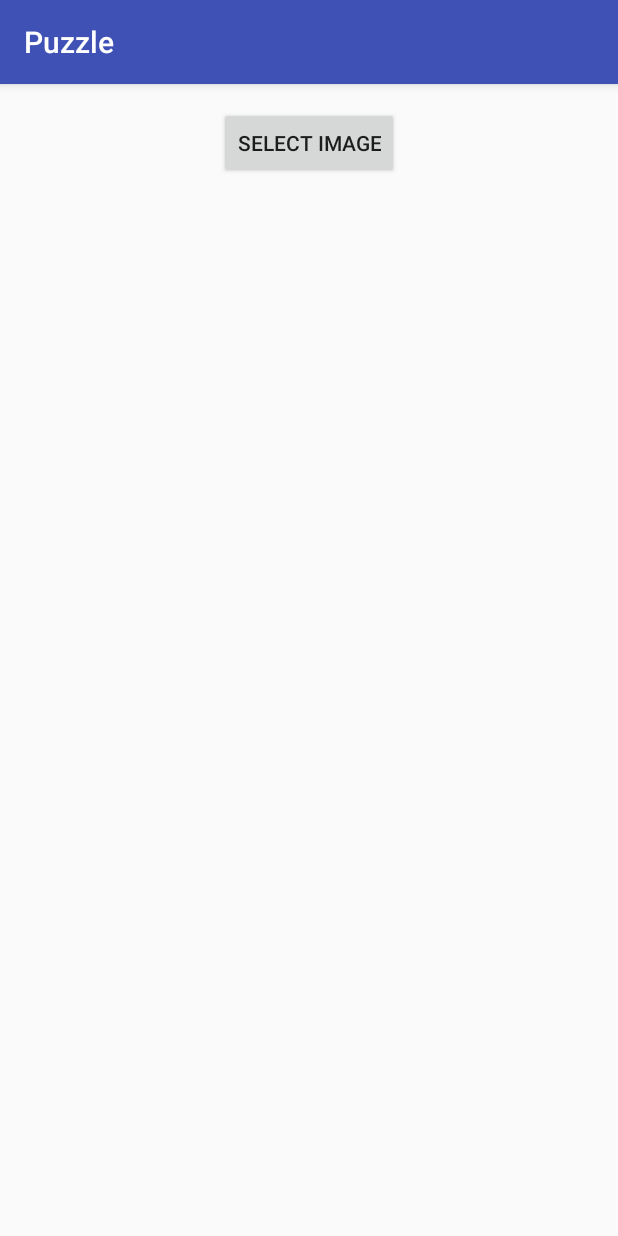
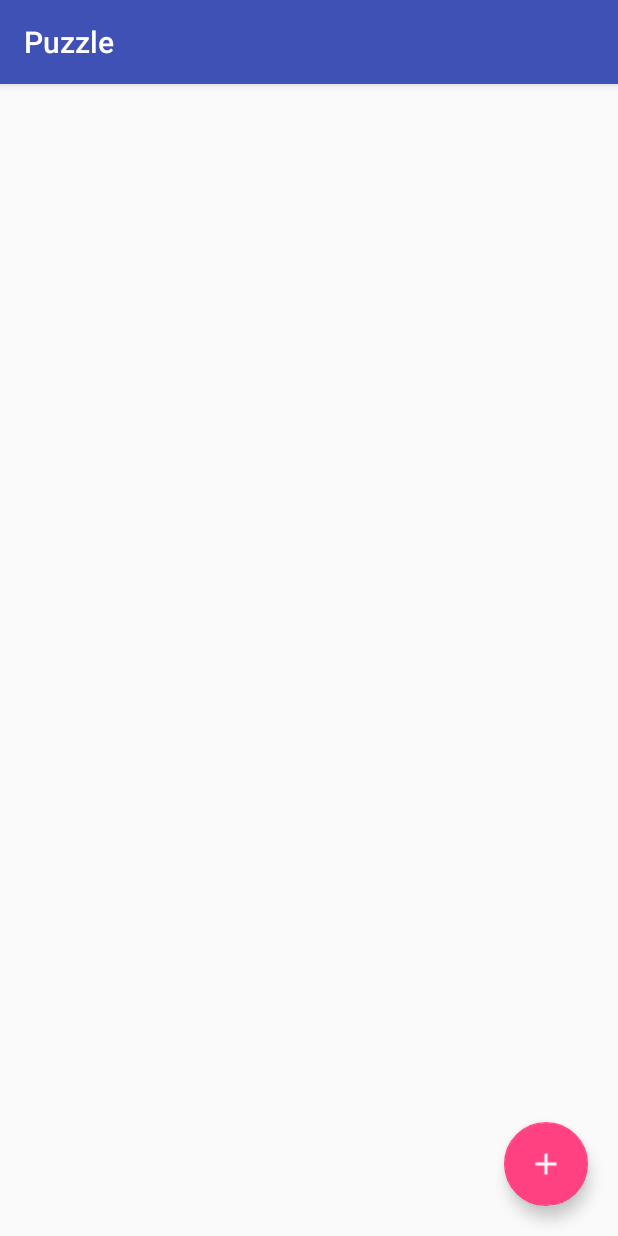
Before and after one commit to mahsumdemir/Puzzler, an Android app: the fragment PickImageFragment shown on its own in the app's theme, on a phone screen of 412 x 824 dp. Run offline under Robolectric (Android 15) with nearby library versions, the phone set to English and light mode, and no system bars; our stand-ins replace RxJava; libraries missing offline, so code that uses them is left out: com.yalantis.ucrop.

Commit message:
Add Floating Action Button to the PickImageFragment instead of Button.

```diff
--- a/app/src/main/java/com/mahsum/puzzle/loadImage/PickImageActivity.java
+++ b/app/src/main/java/com/mahsum/puzzle/loadImage/PickImageActivity.java
@@ -8,14 +8,15 @@ import android.content.pm.PackageManager;
 import android.net.Uri;
 import android.os.Bundle;
 import android.support.v4.app.ActivityCompat;
+
 import com.mahsum.puzzle.R;
 import com.mahsum.puzzle.ui.PermissionFragment;
 import com.mahsum.puzzle.ui.PuzzlePropertiesDialog;
 import com.yalantis.ucrop.UCrop;
 
+
 public class PickImageActivity extends Activity implements PermissionFragment.PermissionCallbacks{
 
-  private static final int PICK_PHOTO = 1;
   private static final String[] NEEDED_PERMISSIONS = new String[]{permission.WRITE_EXTERNAL_STORAGE,
       permission.READ_EXTERNAL_STORAGE};
 
@@ -49,6 +50,7 @@ public class PickImageActivity extends Activity implements PermissionFragment.Pe
 
   @Override
   protected void onActivityResult(int requestCode, int resultCode, Intent data) {
+    //Handle Image Cropping Library Response
     if (resultCode == RESULT_OK && requestCode == UCrop.REQUEST_CROP) {
       final Uri resultUri = UCrop.getOutput(data);
       PuzzlePropertiesDialog dialog = new PuzzlePropertiesDialog();
--- a/app/src/main/java/com/mahsum/puzzle/loadImage/PickImageFragment.java
+++ b/app/src/main/java/com/mahsum/puzzle/loadImage/PickImageFragment.java
@@ -6,6 +6,7 @@ import android.content.Intent;
 import android.graphics.Bitmap;
 import android.net.Uri;
 import android.os.Bundle;
+import android.support.design.widget.FloatingActionButton;
 import android.view.LayoutInflater;
 import android.view.View;
 import android.view.View.OnClickListener;
@@ -41,9 +42,8 @@ public class PickImageFragment extends Fragment implements Contract.View{
   public View onCreateView(LayoutInflater inflater, ViewGroup container, Bundle savedInstanceState) {
     // Inflate the layout for this fragment
     View view = inflater.inflate(R.layout.fragment_pick_image, container, false);
-    imageView = (ImageView) view.findViewById(R.id.imageView);
-    Button button = (Button) view.findViewById(R.id.button);
-    button.setOnClickListener(new OnClickListener() {
+    FloatingActionButton fab = (FloatingActionButton) view.findViewById(R.id.addPuzzleFab);
+    fab.setOnClickListener(new OnClickListener() {
       @Override
       public void onClick(View v) {
         presenter.startImageChoosing();
--- a/app/src/main/res/layout/fragment_pick_image.xml
+++ b/app/src/main/res/layout/fragment_pick_image.xml
@@ -2,22 +2,17 @@
     xmlns:tools="http://schemas.android.com/tools"
     android:layout_width="match_parent"
     android:layout_height="match_parent"
+    xmlns:app="http://schemas.android.com/apk/res-auto"
     tools:context="com.mahsum.puzzle.loadImage.PickImageFragment">
 
-  <Button
-    android:text="Select Image"
+  <android.support.design.widget.FloatingActionButton
+      android:id="@+id/addPuzzleFab"
       android:layout_width="wrap_content"
       android:layout_height="wrap_content"
-    android:layout_alignParentTop="true"
-    android:layout_centerHorizontal="true"
-    android:layout_marginTop="15dp"
-    android:id="@+id/button"/>
+      android:layout_alignParentEnd="true"
+      android:layout_alignParentBottom="true"
+      android:layout_margin="20dp"
+      android:src="@drawable/circle_add"
+      app:fabSize="auto" />
 
-  <ImageView
-    android:layout_width="wrap_content"
-    android:layout_height="wrap_content"
-    android:layout_marginTop="40dp"
-    android:id="@+id/imageView"
-    android:layout_below="@+id/button"
-    android:layout_centerHorizontal="true"/>
 </RelativeLayout>
```
Also changed, not shown: app/build.gradle (+4 -3 lines), app/src/main/java/com/mahsum/puzzle/ui/PieceImageView.java (+4 -5 lines), app/src/main/res/drawable/circle_add.png (added), 1 other file. Lines whose indentation alone changed are shown as unchanged.
